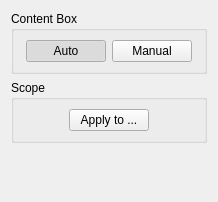
Old version of the form src/stages/select_content/ui/SelectContentOptionsWidget.ui in the repository ImageProcessing-ElectronicPublications/scantailor-experimental.
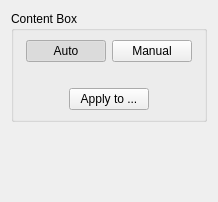
New version of the form.

The edit to the form file:
```diff
--- a/src/stages/select_content/ui/SelectContentOptionsWidget.ui
+++ b/src/stages/select_content/ui/SelectContentOptionsWidget.ui
@@ -18,15 +18,17 @@
      <property name="title" >
       <string>Content Box</string>
      </property>
-     <layout class="QHBoxLayout" >
+     <layout class="QVBoxLayout" name="contentVerticalLayout">
+      <item>
+       <layout class="QHBoxLayout"  name="contentHorizontalLayout">
       <item>
        <spacer>
         <property name="orientation" >
          <enum>Qt::Horizontal</enum>
         </property>
-        <property name="sizeHint" stdset="0" >
+          <property name="sizeHint">
          <size>
-          <width>1</width>
+            <width>20</width>
           <height>20</height>
          </size>
         </property>
@@ -68,23 +70,26 @@
         </property>
         <property name="sizeHint" stdset="0" >
          <size>
-          <width>1</width>
+            <width>20</width>
           <height>20</height>
          </size>
         </property>
        </spacer>
       </item>
      </layout>
+      </item>
+      <item>
+       <widget class="QLabel" name="emptyLabel">
+        <property name="text">
+         <string></string>
+        </property>
+         <property name="alignment">
+          <set>Qt::AlignCenter</set>
+         </property>
     </widget>
    </item>
    <item>
-    <widget class="QGroupBox" name="scopeBox" >
-     <property name="title" >
-      <string>Scope</string>
-     </property>
-     <layout class="QVBoxLayout" >
-      <item>
-       <layout class="QHBoxLayout" >
+       <layout class="QHBoxLayout" name="applyHorizontalLayout">
         <item>
          <spacer>
           <property name="orientation" >
@@ -92,7 +97,7 @@
           </property>
           <property name="sizeHint" >
            <size>
-            <width>40</width>
+            <width>1</width>
             <height>20</height>
            </size>
           </property>
@@ -112,7 +117,7 @@
           </property>
           <property name="sizeHint" >
            <size>
-            <width>40</width>
+            <width>1</width>
             <height>20</height>
            </size>
           </property>
```
Lines whose indentation alone changed are shown as unchanged.
